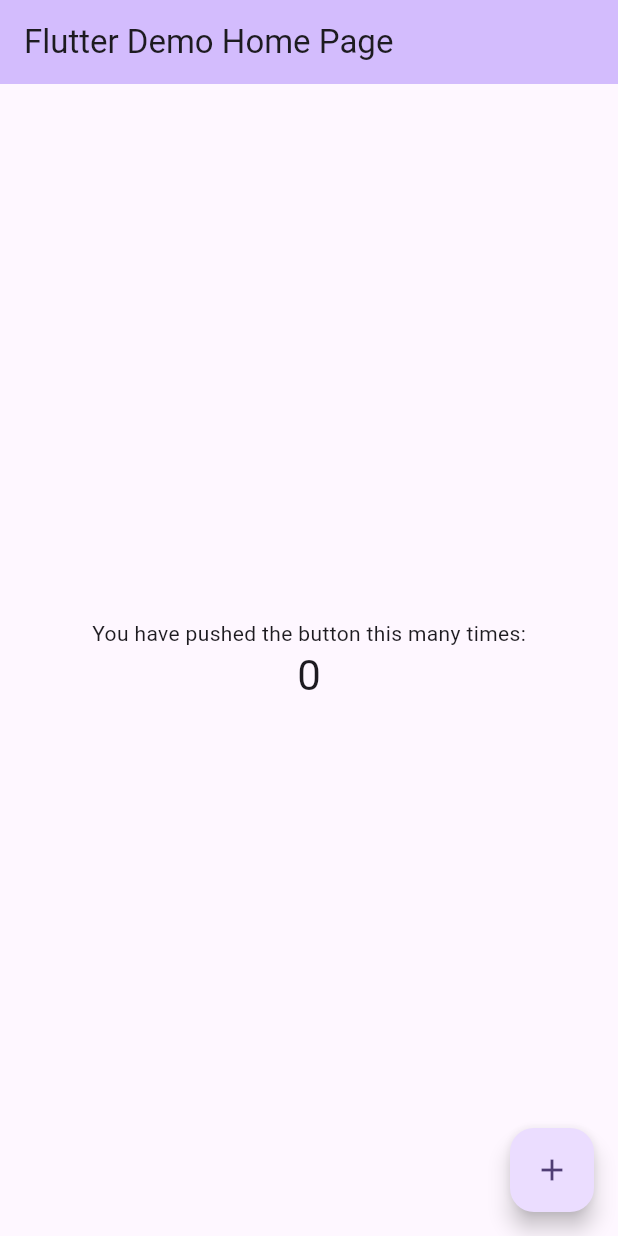
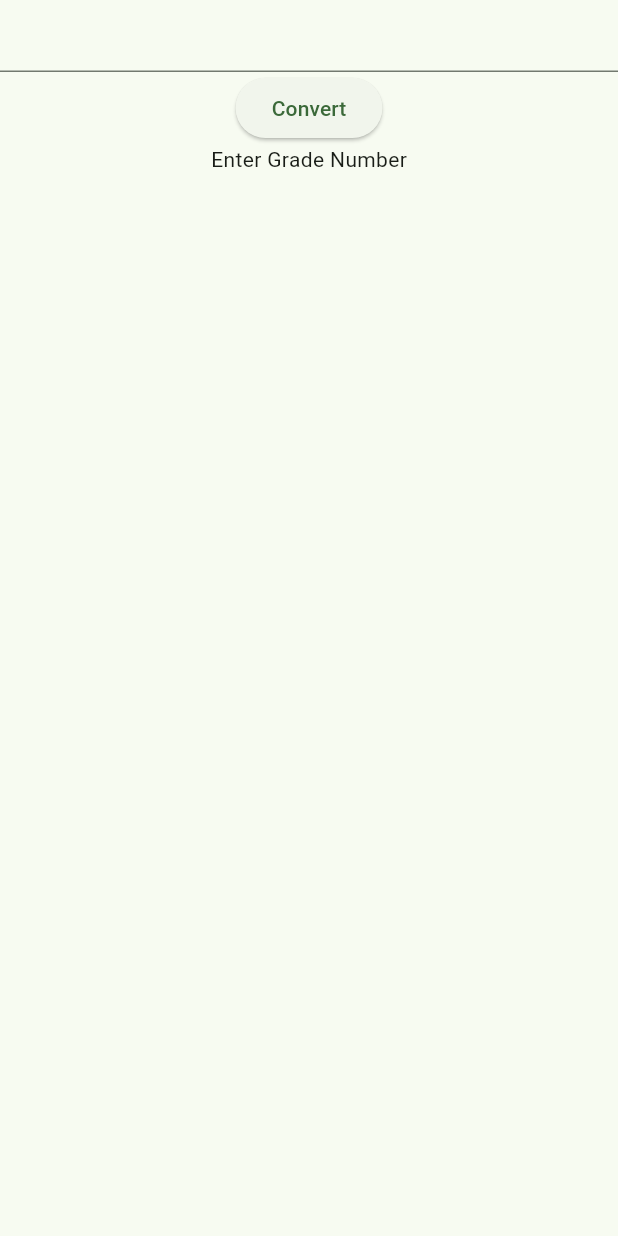
Before and after one commit to bsu-cs222/Grade-Tool, a Flutter app: the screen it shows after launch, on a phone screen of 412 x 824 dp. Run offline on Flutter 3.47's test engine with Material 2 defaults, Android fonts, the phone set to English and light mode, and no system bars.

Commit message:
changed the name of my classes and methods to go along with principles of CC and eliminated some redundancies. also added a UI in the main

```diff
--- a/lib/GradeConverter.dart
+++ b/lib/grade_converter.dart
@@ -1,6 +1,6 @@
-class GradeConverter{
+class GradeChange{
   late String letter;
-  converter(int grade){
+  swap(int grade){
      if(grade <= 100 && grade >= 93){
        letter = 'A';
      }
--- a/lib/main.dart
+++ b/lib/main.dart
@@ -1,4 +1,5 @@
 import 'package:flutter/material.dart';
+import 'package:gradecalc/grade_converter.dart';
 
 void main() {
   runApp(const MyApp());
@@ -11,115 +12,49 @@ class MyApp extends StatelessWidget {
   @override
   Widget build(BuildContext context) {
     return MaterialApp(
-      title: 'Flutter Demo',
+      title: 'Flutter demo',
       theme: ThemeData(
-        // This is the theme of your application.
-        //
-        // TRY THIS: Try running your application with "flutter run". You'll see
-        // the application has a blue toolbar. Then, without quitting the app,
-        // try changing the seedColor in the colorScheme below to Colors.green
-        // and then invoke "hot reload" (save your changes or press the "hot
-        // reload" button in a Flutter-supported IDE, or press "r" if you used
-        // the command line to start the app).
-        //
-        // Notice that the counter didn't reset back to zero; the application
-        // state is not lost during the reload. To reset the state, use hot
-        // restart instead.
-        //
-        // This works for code too, not just values: Most code changes can be
-        // tested with just a hot reload.
-        colorScheme: ColorScheme.fromSeed(seedColor: Colors.deepPurple),
+
+        colorScheme: ColorScheme.fromSeed(seedColor:Colors.green),
         useMaterial3: true,
       ),
-      home: const MyHomePage(title: 'Flutter Demo Home Page'),
+      home: Scaffold(
+        body: MyHomePage(),
+      ),
     );
   }
 }
 
 class MyHomePage extends StatefulWidget {
-  const MyHomePage({super.key, required this.title});
-
-  // This widget is the home page of your application. It is stateful, meaning
-  // that it has a State object (defined below) that contains fields that affect
-  // how it looks.
-
-  // This class is the configuration for the state. It holds the values (in this
-  // case the title) provided by the parent (in this case the App widget) and
-  // used by the build method of the State. Fields in a Widget subclass are
-  // always marked "final".
-
-  final String title;
 
   @override
   State<MyHomePage> createState() => _MyHomePageState();
 }
 
 class _MyHomePageState extends State<MyHomePage> {
-  int _counter = 0;
+  String _messege = 'Enter Grade Number';
+  TextEditingController _controller = TextEditingController();
 
-  void _incrementCounter() {
-    setState(() {
-      // This call to setState tells the Flutter framework that something has
-      // changed in this State, which causes it to rerun the build method below
-      // so that the display can reflect the updated values. If we changed
-      // _counter without calling setState(), then the build method would not be
-      // called again, and so nothing would appear to happen.
-      _counter++;
+  @override
+  Widget build(BuildContext context){
+    return Column(
+      children: [
+        TextField(controller: _controller,),
+        ElevatedButton(
+            onPressed: _onButtonPressed,
+            child: Text(
+                'Convert'
+            )),
+        Text(_messege),
+      ],
+    );
+  }
+  void _onButtonPressed(){
+    setState((){
+      GradeChange convert = GradeChange();
+      int grade = int.parse(_controller.text);
+      convert.swap(grade);
+      _messege = convert.letter;
     });
   }
-
-  @override
-  Widget build(BuildContext context) {
-    // This method is rerun every time setState is called, for instance as done
-    // by the _incrementCounter method above.
-    //
-    // The Flutter framework has been optimized to make rerunning build methods
-    // fast, so that you can just rebuild anything that needs updating rather
-    // than having to individually change instances of widgets.
-    return Scaffold(
-      appBar: AppBar(
-        // TRY THIS: Try changing the color here to a specific color (to
-        // Colors.amber, perhaps?) and trigger a hot reload to see the AppBar
-        // change color while the other colors stay the same.
-        backgroundColor: Theme.of(context).colorScheme.inversePrimary,
-        // Here we take the value from the MyHomePage object that was created by
-        // the App.build method, and use it to set our appbar title.
-        title: Text(widget.title),
-      ),
-      body: Center(
-        // Center is a layout widget. It takes a single child and positions it
-        // in the middle of the parent.
-        child: Column(
-          // Column is also a layout widget. It takes a list of children and
-          // arranges them vertically. By default, it sizes itself to fit its
-          // children horizontally, and tries to be as tall as its parent.
-          //
-          // Column has various properties to control how it sizes itself and
-          // how it positions its children. Here we use mainAxisAlignment to
-          // center the children vertically; the main axis here is the vertical
-          // axis because Columns are vertical (the cross axis would be
-          // horizontal).
-          //
-          // TRY THIS: Invoke "debug painting" (choose the "Toggle Debug Paint"
-          // action in the IDE, or press "p" in the console), to see the
-          // wireframe for each widget.
-          mainAxisAlignment: MainAxisAlignment.center,
-          children: <Widget>[
-            const Text(
-              'You have pushed the button this many times:',
-            ),
-            Text(
-              '$_counter',
-              style: Theme.of(context).textTheme.headlineMedium,
-            ),
-          ],
-        ),
-      ),
-      floatingActionButton: FloatingActionButton(
-        onPressed: _incrementCounter,
-        tooltip: 'Increment',
-        child: const Icon(Icons.add),
-      ), // This trailing comma makes auto-formatting nicer for build methods.
-    );
-  }
 }
```
Also changed, not shown: 1 other file.
